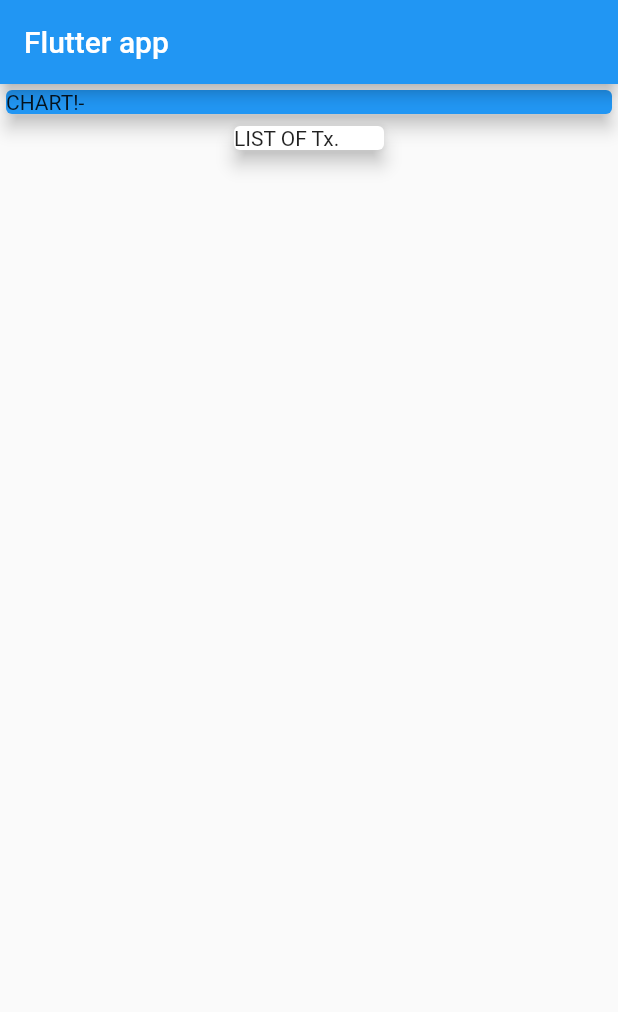
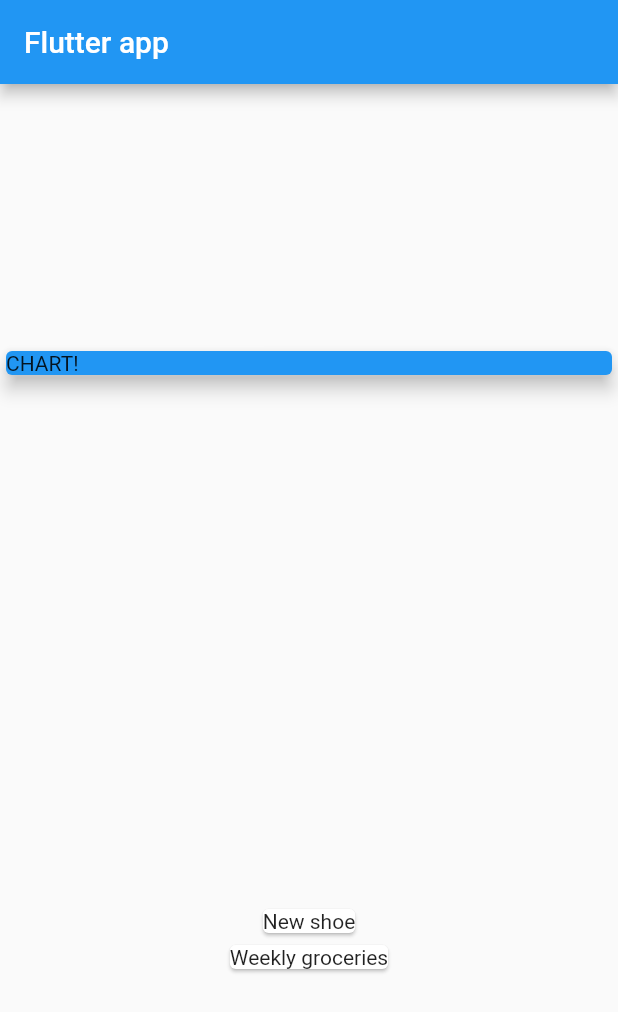
Before and after one commit to MohamedFaalil/flutter_personal_expense_tracker, a Flutter app: the screen it shows after launch, on a phone screen of 412 x 824 dp. Shown: the top 1012 px of the screen. Run offline on Flutter 3.47's test engine with Material 2 defaults, Android fonts, the phone set to English and light mode, and no system bars.

Commit message:
dynamically shown transaction cards

```diff
--- a/lib/main.dart
+++ b/lib/main.dart
@@ -1,4 +1,5 @@
 import 'package:flutter/material.dart';
+import 'transaction.dart';
 
 void main() {
   runApp(const MyApp());
@@ -14,13 +15,27 @@ class MyApp extends StatelessWidget {
       theme: ThemeData(
         primarySwatch: Colors.blue,
       ),
-      home: const MyHomePage(),
+      home: MyHomePage(),
     );
   }
 }
 
 class MyHomePage extends StatelessWidget {
-  const MyHomePage({Key? key}) : super(key: key);
+  final List<Transaction> transactions = [
+    Transaction(
+      id: 't1',
+      title: 'New shoe',
+      amount: 45.0,
+      date: DateTime.now(),
+    ),
+    Transaction(
+      id: 't2',
+      title: 'Weekly groceries',
+      amount: 51.0,
+      date: DateTime.parse("2022-08-24"),
+    ),
+  ];
+  MyHomePage({Key? key}) : super(key: key);
 
   @override
   Widget build(BuildContext context) {
@@ -29,6 +44,9 @@ class MyHomePage extends StatelessWidget {
         title: const Text('Flutter app'),
       ),
       body: Column(
+        mainAxisAlignment: MainAxisAlignment.spaceAround,
+        crossAxisAlignment: CrossAxisAlignment.center,
+
         // ignore: prefer_const_literals_to_create_immutables
         children: [
           const SizedBox(
@@ -36,15 +54,17 @@ class MyHomePage extends StatelessWidget {
             child: Card(
               color: Colors.blue,
               elevation: 5,
-              child: Text("CHART!-"),
+              child: Text("CHART!"),
             ),
           ),
-          const Card(
-            elevation: 5,
-            child: SizedBox(
-              width: 100,
-              child: Text("LIST OF Tx."),
-            ),
+          Column(
+            children: transactions.map((Transaction tx) {
+              return Card(
+                child: Text(
+                  tx.title,
+                ),
+              );
+            }).toList(),
           ),
         ],
       ),
--- /dev/null
+++ b/lib/transaction.dart
@@ -0,0 +1,13 @@
+class Transaction {
+  final String id;
+  final String title;
+  final double amount;
+  final DateTime date;
+
+  Transaction({
+    required this.id,
+    required this.title,
+    required this.amount,
+    required this.date,
+  });
+}
```
